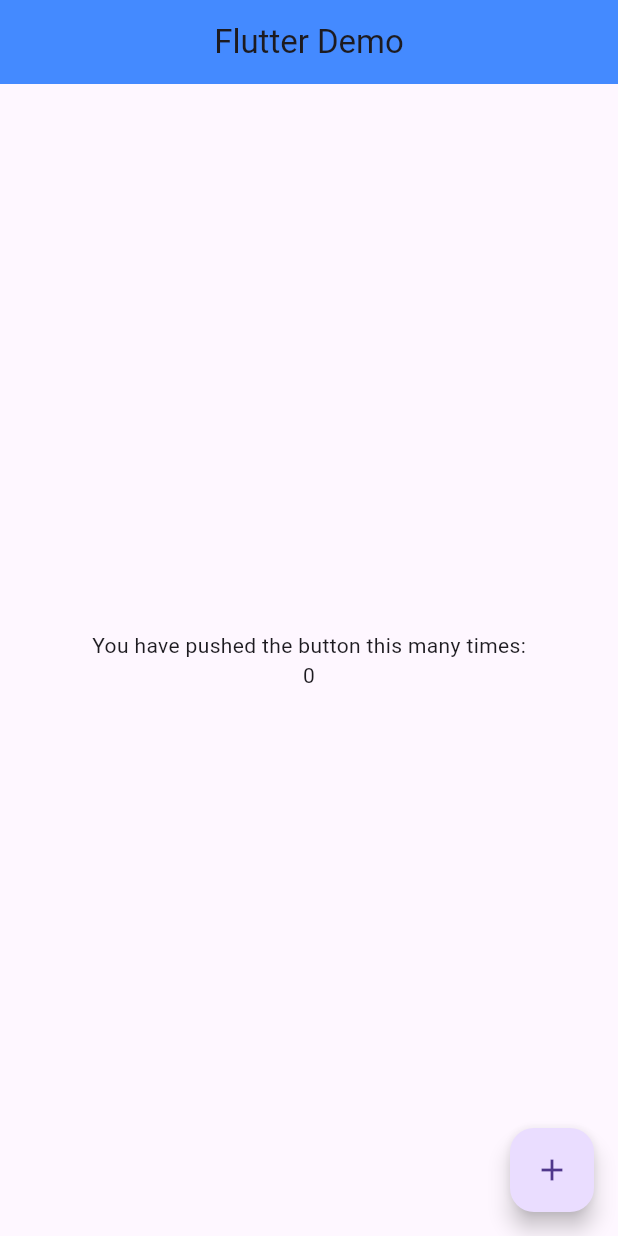
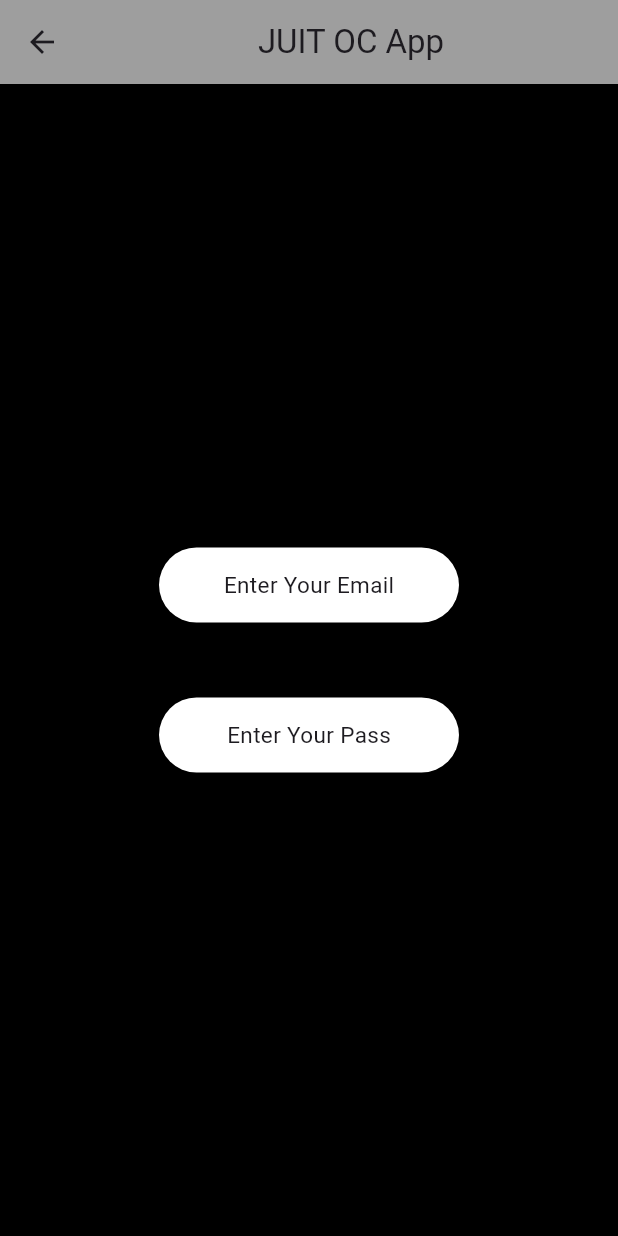
Before and after one commit to Antrimo/Flutter-Basics, a Flutter app: the MyHomePage screen opened directly, on a phone screen of 412 x 824 dp. Run offline on Flutter 3.47's test engine with Material 3 defaults, Android fonts, the phone set to English and light mode, and no system bars.

Commit message:
initial commit

```diff
--- /dev/null
+++ b/lib/home.dart
@@ -0,0 +1,57 @@
+import 'package:flutter/material.dart';
+
+class MyHomePage extends StatelessWidget {
+  const MyHomePage({super.key});
+
+  @override
+  Widget build(BuildContext context) {
+    return Scaffold(
+      backgroundColor: Colors.black,
+      appBar: AppBar(
+        // automaticallyImplyLeading: false,
+        backgroundColor: Colors.grey,
+        title: const Center(child: Text('JUIT OC App')),
+      ),
+      body: Center(
+
+        child: Column(
+
+          mainAxisAlignment: MainAxisAlignment.center,
+
+          children: [
+
+
+
+            Container(
+              decoration: BoxDecoration(
+                color: Colors.white,
+                borderRadius: BorderRadius.circular(30),
+              ),
+              height: 50,
+              width: 200,
+
+              child: const Center(child: Text("Enter Your Email", style: TextStyle(fontSize: 15),)),
+
+            ),
+
+            const SizedBox(height: 50),
+
+            Container(
+              decoration: BoxDecoration(
+                color: Colors.white,
+                borderRadius: BorderRadius.circular(30),
+              ),
+              height: 50,
+              width: 200,
+
+              child: const Center(child: Text("Enter Your Pass", style: TextStyle(fontSize: 15),)),
+
+            ),
+
+
+          ],
+        ),
+      )
+    );
+  }
+}
--- a/lib/main.dart
+++ b/lib/main.dart
@@ -1,4 +1,6 @@
 import 'package:flutter/material.dart';
+import 'package:task/home.dart';
+import 'package:task/splash.dart';
 
 void main() {
   runApp(const MyApp());
@@ -11,52 +13,11 @@ class MyApp extends StatelessWidget {
   Widget build(BuildContext context) {
     return MaterialApp(
       debugShowCheckedModeBanner: false,
+
       theme: ThemeData(
-        primarySwatch: Colors.blue,
+
       ),
-      home: const MyHomePage(),
+      home: const Splash(),
     );
   }
 }
-
-
-class MyHomePage extends StatefulWidget {
-  const MyHomePage({super.key});
-
-  @override
-  State<MyHomePage> createState() => _MyHomePageState();
-}
-
-class _MyHomePageState extends State<MyHomePage> {
-
-  int _counter = 0;
-
-
-  void _increaseCounter(){
-    setState(() {
-      _counter++;
-    });
-  }
-
-
-
-  @override
-  Widget build(BuildContext context) {
-    return Scaffold(
-      appBar: AppBar(
-        backgroundColor: Colors.blueAccent,
-        title:  const Center(child: Text('Flutter Demo')),
-      ),
-      body:  Column(
-        mainAxisAlignment: MainAxisAlignment.center,
-        children: [
-           const Center(
-            child: Text('You have pushed the button this many times:'),
-          ),
-          Text('$_counter'),
-        ],
-      ),
-      floatingActionButton: FloatingActionButton(onPressed: _increaseCounter, child: const Icon(Icons.add,),),
-    );
-  }
-}
```
Also changed, not shown: lib/splash.dart (added, +29 -0 lines).
